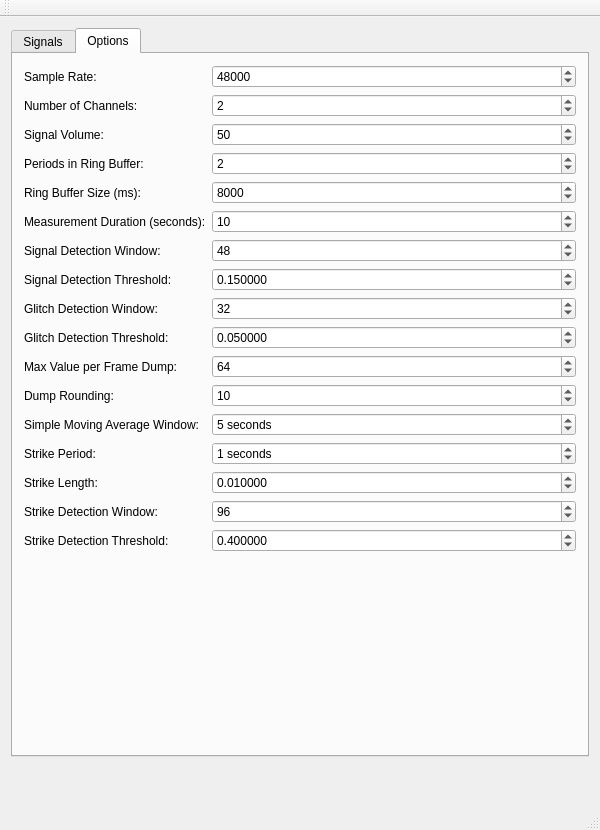
The window that src/gui/MainWindow.ui (gavv/signal-estimator) describes before a commit, drawn with Qt 5.
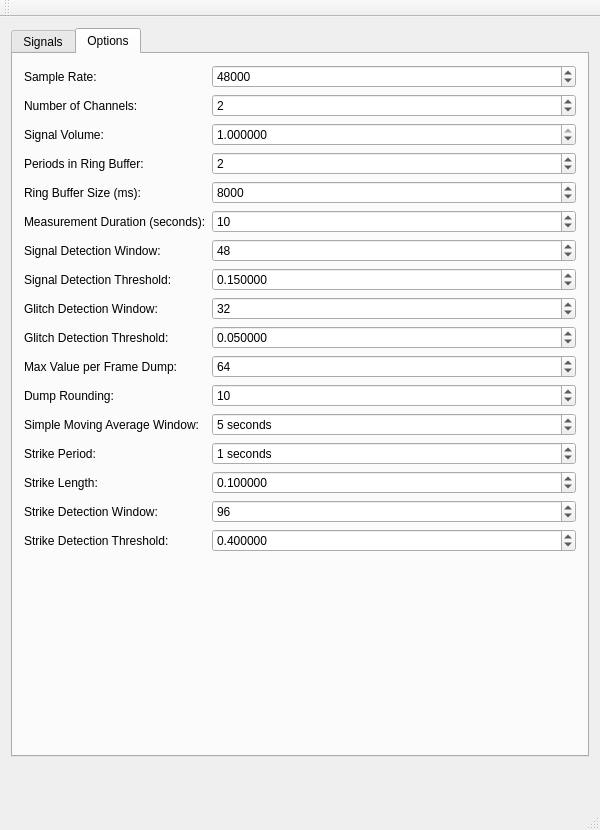
The same window after the commit. The open tabs and pages were chosen to show the change. Custom widgets are drawn as their Qt base class.

Commit message:
Fix volume and strike settings
- volume should be from 0.0 to 1.0, by default 1.0
- set default strike length to 0.1

Patch:
```diff
--- a/src/gui/MainWindow.ui
+++ b/src/gui/MainWindow.ui
@@ -247,18 +247,21 @@
          </widget>
         </item>
         <item row="2" column="1">
-         <widget class="QSpinBox" name="SignalVolume">
+         <widget class="QDoubleSpinBox" name="SignalVolume">
+          <property name="decimals">
+           <number>6</number>
+          </property>
           <property name="minimum">
-           <number>0</number>
+           <double>0.0</double>
           </property>
           <property name="maximum">
-           <number>100</number>
+           <double>1.0</double>
           </property>
           <property name="singleStep">
            <number>1</number>
           </property>
           <property name="value">
-           <number>50</number>
+           <double>1.0</double>
           </property>
          </widget>
         </item>
@@ -516,7 +519,7 @@
            <double>0.010000000000000</double>
           </property>
           <property name="value">
-           <double>0.010000000000000</double>
+           <double>0.100000000000000</double>
           </property>
          </widget>
         </item>
```
Left out of the diff: 2 changed lines with no effect on the pictures.
